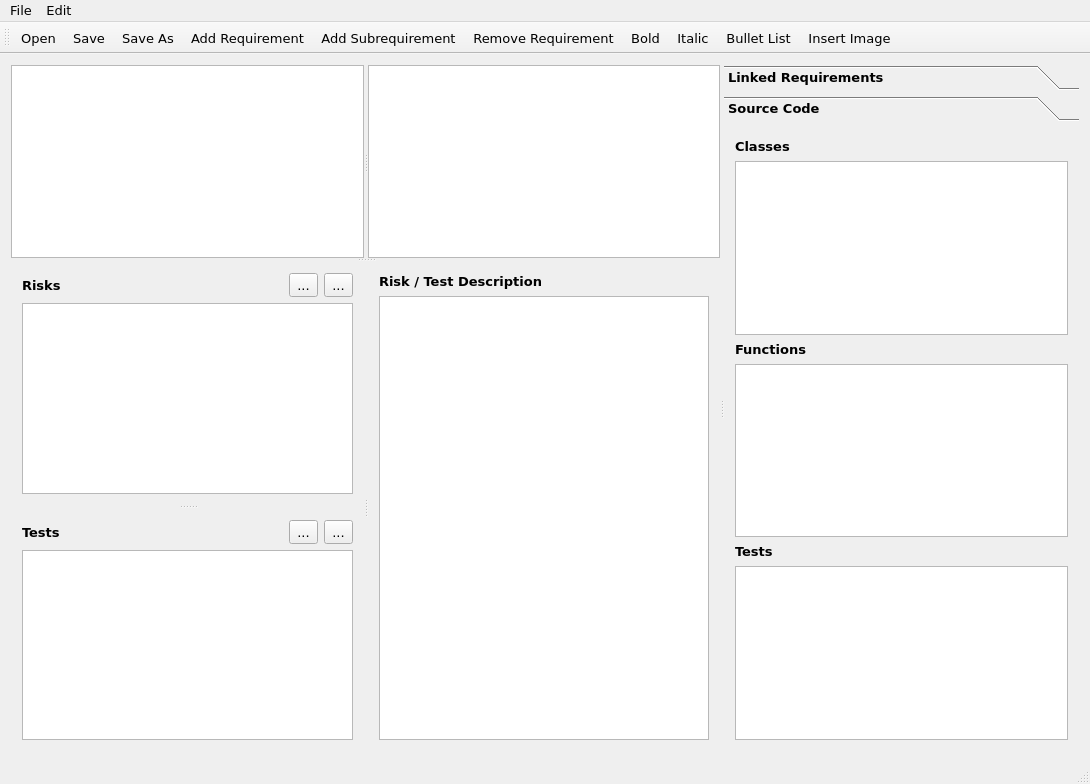
Old version of the form mainwindow.ui in the repository atilm/RequirementsManager.
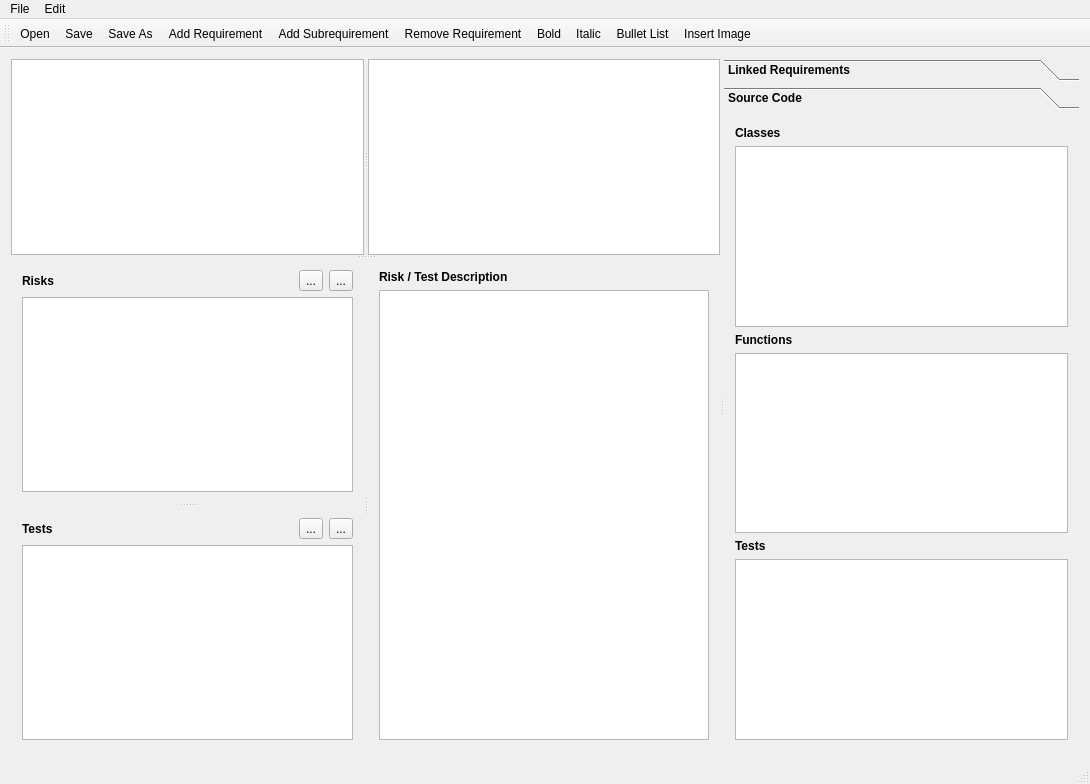
New version of the form. Icons and pictures are not drawn.

Commit message: Changed appliction font back to smaller font

Patch:
```diff
--- a/mainwindow.ui
+++ b/mainwindow.ui
@@ -10,14 +10,6 @@
     <height>784</height>
    </rect>
   </property>
-  <property name="font">
-   <font>
-    <family>Verdana</family>
-    <pointsize>10</pointsize>
-    <weight>50</weight>
-    <bold>false</bold>
-   </font>
-  </property>
   <property name="windowTitle">
    <string>MainWindow</string>
   </property>
@@ -53,6 +45,8 @@
         <widget class="QTextEdit" name="textEdit">
          <property name="font">
           <font>
+           <family>Segoe UI</family>
+           <pointsize>9</pointsize>
            <weight>50</weight>
            <bold>false</bold>
           </font>
@@ -193,6 +187,8 @@
            <widget class="QTextEdit" name="riskDescriptionView">
             <property name="font">
              <font>
+              <family>Segoe UI</family>
+              <pointsize>9</pointsize>
               <weight>50</weight>
               <bold>false</bold>
              </font>
@@ -279,7 +275,7 @@
           <x>0</x>
           <y>0</y>
           <width>370</width>
-          <height>631</height>
+          <height>637</height>
          </rect>
         </property>
         <attribute name="label">
@@ -294,14 +290,7 @@
           </widget>
          </item>
          <item>
-          <widget class="QListView" name="moduleListView">
-           <property name="font">
-            <font>
-             <family>Verdana</family>
-             <pointsize>11</pointsize>
-            </font>
-           </property>
-          </widget>
+          <widget class="QListView" name="moduleListView"/>
          </item>
          <item>
           <widget class="QLabel" name="label_5">
@@ -311,17 +300,16 @@
           </widget>
          </item>
          <item>
-          <widget class="QListView" name="functionListView">
-           <property name="font">
-            <font>
-             <family>Verdana</family>
-             <pointsize>11</pointsize>
-            </font>
-           </property>
-          </widget>
+          <widget class="QListView" name="functionListView"/>
          </item>
          <item>
           <widget class="QLabel" name="label_6">
+           <property name="font">
+            <font>
+             <weight>75</weight>
+             <bold>true</bold>
+            </font>
+           </property>
            <property name="text">
             <string>Tests</string>
            </property>
@@ -331,8 +319,8 @@
           <widget class="QListView" name="testListView">
            <property name="font">
             <font>
-             <family>Verdana</family>
-             <pointsize>11</pointsize>
+             <weight>50</weight>
+             <bold>false</bold>
             </font>
            </property>
           </widget>
```
Left out of the diff: 4 changed lines with no effect on the pictures.
